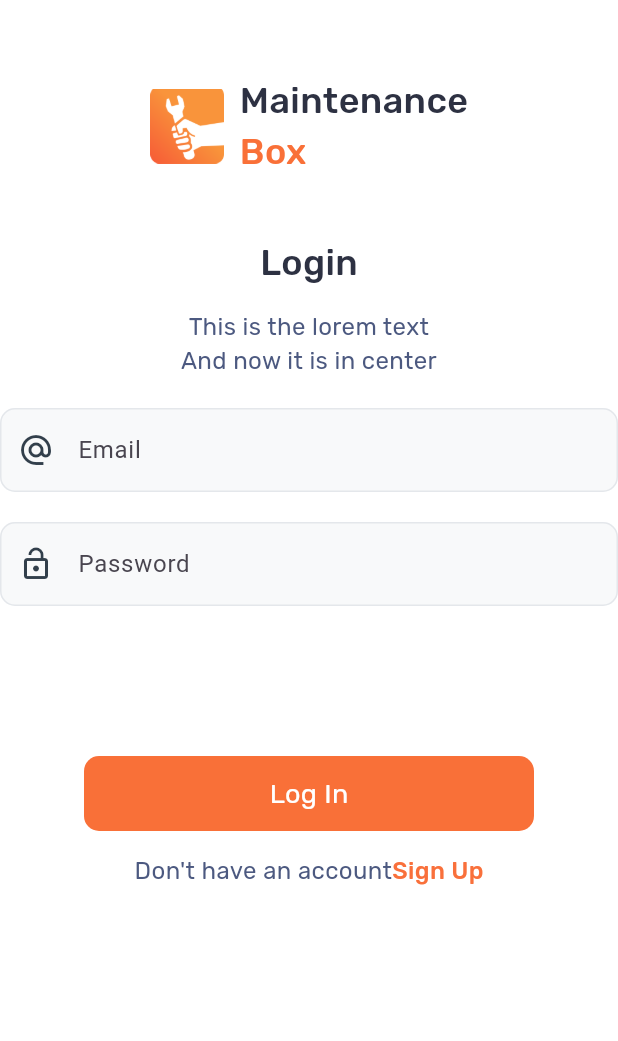
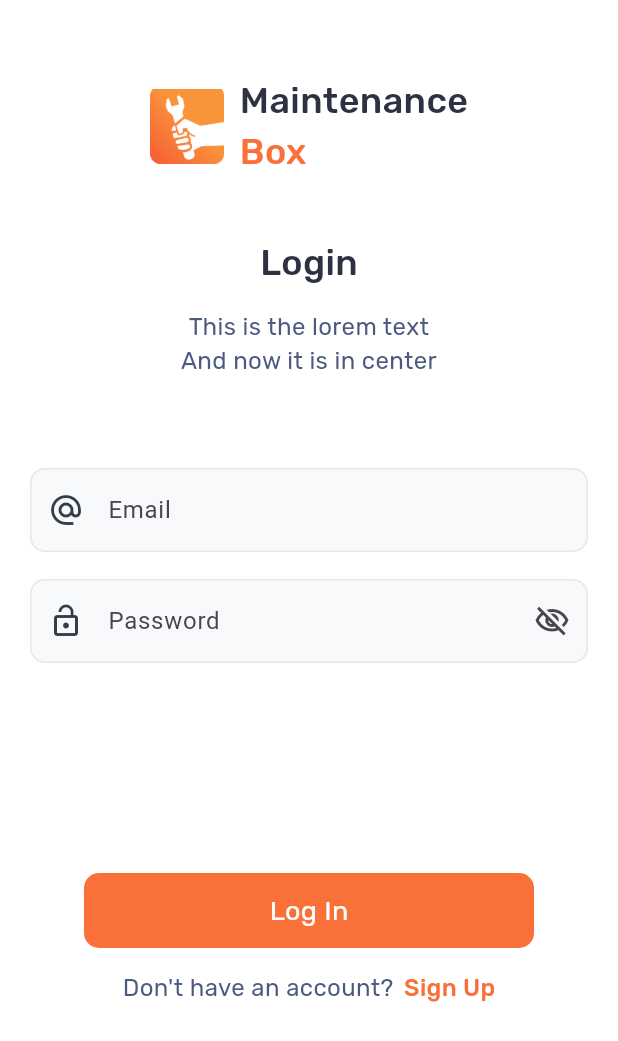
Before and after one commit to Muhammad-Ibrar727/LogIn-UI, a Flutter app: the screen it shows after launch, on a phone screen of 412 x 824 dp. Shown: the top 1041 px of the screen. Run offline on Flutter 3.47's test engine with Material 3 defaults, Android fonts, the phone set to English and light mode, and no system bars.

Commit message:
flutter login UI

```diff
--- a/lib/main.dart
+++ b/lib/main.dart
@@ -73,8 +73,12 @@ class MyApp extends StatelessWidget {
                   ),
                 ),
               ),
-            const SizedBox(height: 20,),
-              TextFormField(
+              const SizedBox(
+                height: 50,
+              ),
+              Padding(
+                padding: EdgeInsets.only(left: 20, right: 20, top: 10),
+                child: TextFormField(
                   decoration: InputDecoration(
                       hintText: 'Email',
                       fillColor: const Color(0xffF8F9FA),
@@ -91,15 +95,21 @@ class MyApp extends StatelessWidget {
                         borderSide: const BorderSide(color: Color(0xffE4E7EB)),
                         borderRadius: BorderRadius.circular(10),
                       )),
-
                 ),
-               const SizedBox(height: 20),
-               TextFormField(
+              ),
+              const SizedBox(height: 8),
+              Padding(
+                padding: EdgeInsets.only(left: 20, right: 20, top: 10),
+                child: TextFormField(
                   decoration: InputDecoration(
                       hintText: 'Password',
                       fillColor: const Color(0xffF8F9FA),
                       filled: true,
-                    prefixIcon: const Icon(Icons.lock_open,color: Color(0xff323F4B),),
+                      prefixIcon: const Icon(
+                        Icons.lock_open,
+                        color: Color(0xff323F4B),
+                      ),
+                      suffixIcon: Icon(Icons.visibility_off_outlined),
                       focusedBorder: OutlineInputBorder(
                         borderSide: const BorderSide(color: Color(0xffE4E7EB)),
                         borderRadius: BorderRadius.circular(10),
@@ -107,11 +117,11 @@ class MyApp extends StatelessWidget {
                       enabledBorder: OutlineInputBorder(
                         borderSide: const BorderSide(color: Color(0xffE4E7EB)),
                         borderRadius: BorderRadius.circular(10),
-                    )
+                      )),
                 ),
               ),
               const SizedBox(
-                height: 100,
+                height: 140,
               ),
               Container(
                 width: 300,
@@ -138,7 +148,7 @@ class MyApp extends StatelessWidget {
                 mainAxisAlignment: MainAxisAlignment.center,
                 children: [
                   Text(
-                    'Don\'t have an account',
+                    'Don\'t have an account?',
                     textAlign: TextAlign.center,
                     style: TextStyle(
                       fontSize: 16,
@@ -146,6 +156,7 @@ class MyApp extends StatelessWidget {
                       color: Color(0xff4C5980),
                     ),
                   ),
+                  SizedBox(width: 7,),
                   Text(
                     'Sign Up',
                     textAlign: TextAlign.center,
```
Also changed, not shown: 3 other files. Lines whose indentation alone changed are shown as unchanged.
